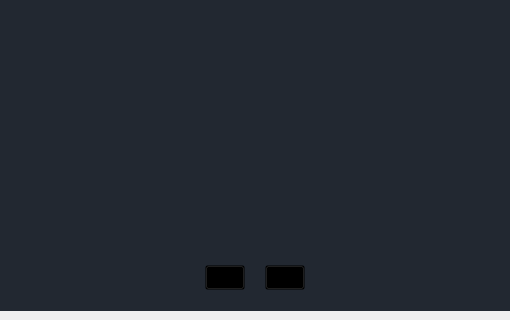
Qt form templates/ui/mainWindow.ui (ismaildrcn/data-labeling) before a commit; both pictures show x 419 to 929 and y 400 to 720 of the 1298 by 720 pixel window.
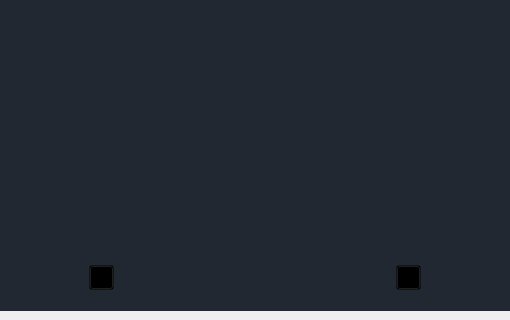
The same form after that commit. Icons and pictures are not drawn.

The edit to the form file:
```diff
--- a/templates/ui/mainWindow.ui
+++ b/templates/ui/mainWindow.ui
@@ -2084,7 +2084,7 @@
                    </property>
                    <property name="minimumSize">
                     <size>
-                     <width>0</width>
+                     <width>350</width>
                      <height>25</height>
                     </size>
                    </property>
@@ -2106,6 +2106,12 @@
                         <height>25</height>
                        </size>
                       </property>
+                      <property name="maximumSize">
+                       <size>
+                        <width>25</width>
+                        <height>25</height>
+                       </size>
+                      </property>
                       <property name="styleSheet">
                        <string notr="true">QPushButton {
     background-repeat: no-repeat;
@@ -2132,7 +2138,7 @@
                     <item>
                      <widget class="QLabel" name="label_current_image_name">
                       <property name="sizePolicy">
-                       <sizepolicy hsizetype="Fixed" vsizetype="Preferred">
+                       <sizepolicy hsizetype="Preferred" vsizetype="Preferred">
                         <horstretch>0</horstretch>
                         <verstretch>0</verstretch>
                        </sizepolicy>
@@ -2155,6 +2161,12 @@
                         <height>25</height>
                        </size>
                       </property>
+                      <property name="maximumSize">
+                       <size>
+                        <width>25</width>
+                        <height>25</height>
+                       </size>
+                      </property>
                       <property name="styleSheet">
                        <string notr="true">QPushButton {
     background-repeat: no-repeat;
```
